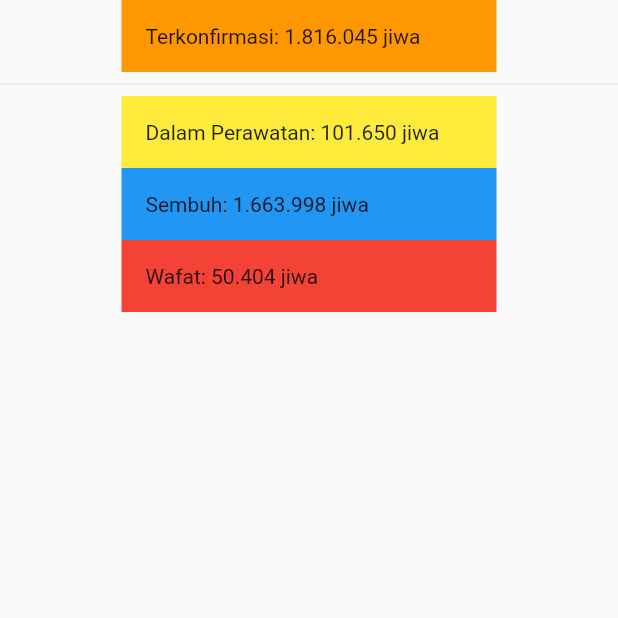
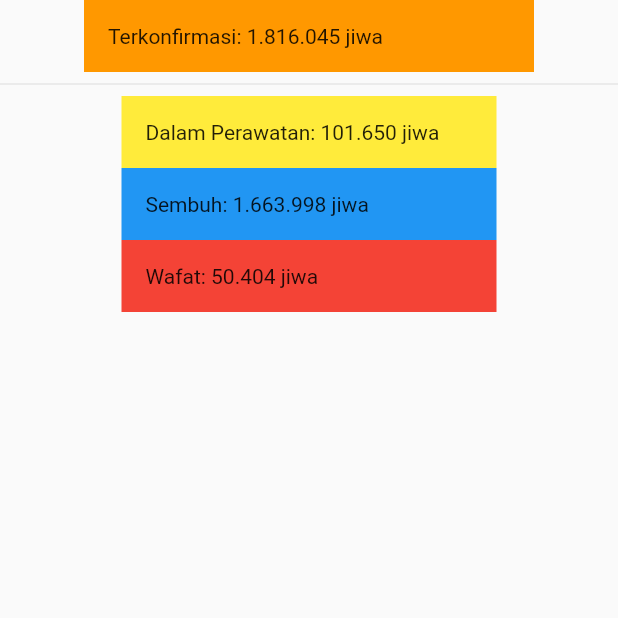
Before and after one commit to iqbalarauf/SocmedCovidTracker, a Flutter app: the Statistik screen opened directly, on a phone screen of 412 x 824 dp, the top half of it. Run offline on Flutter 3.47's test engine with Material 2 defaults, Android fonts, the phone set to English and light mode, and no system bars.

Commit message:
Merubah ukuran

```diff
--- a/lib/statistik.dart
+++ b/lib/statistik.dart
@@ -1,7 +1,7 @@
 import 'package:flutter/material.dart';
 
 class Statistik extends StatefulWidget {
-  const Statistik({ Key? key }) : super(key: key);
+  const Statistik({Key? key}) : super(key: key);
 
   @override
   State<Statistik> createState() => _StatistikState();
@@ -13,10 +13,9 @@ class _StatistikState extends State<Statistik> {
     return Scaffold(
         body: Column(
       children: <Widget>[
-
         Container(
           child: Text("Terkonfirmasi: 1.816.045 jiwa"),
-              width: 250,
+          width: 300,
           color: Colors.orange,
           padding: EdgeInsets.all(16.0),
         ),
@@ -40,7 +39,6 @@ class _StatistikState extends State<Statistik> {
           padding: EdgeInsets.all(16.0),
         ),
       ],
-        )
-    );
+    ));
   }
 }
```
Lines whose indentation alone changed are shown as unchanged.
